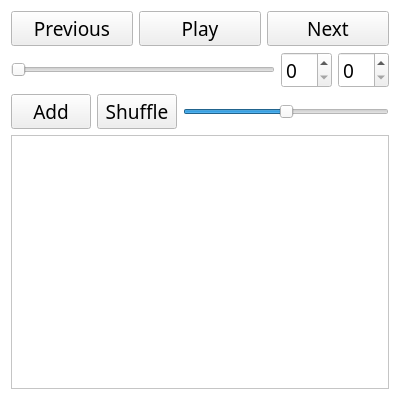
Qt form Vass_2/media_player.ui (fobannit-studio/Vass-2) before a commit.
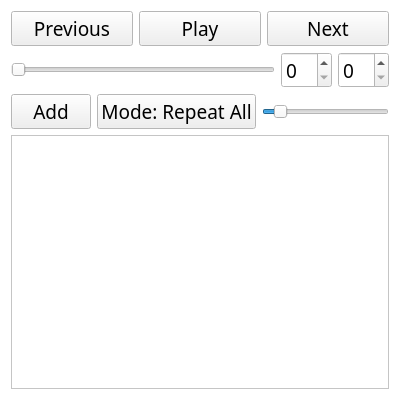
The same form after that commit.

What changed in the file:
```diff
--- a/Vass_2/media_player.ui
+++ b/Vass_2/media_player.ui
@@ -185,14 +185,14 @@
         </font>
        </property>
        <property name="text">
-        <string>Shuffle</string>
+        <string>Mode: Repeat All</string>
        </property>
       </widget>
      </item>
      <item>
       <widget class="QSlider" name="VolumeSlider">
        <property name="value">
-        <number>50</number>
+        <number>10</number>
        </property>
        <property name="orientation">
         <enum>Qt::Horizontal</enum>
```
Left out of the diff: 5 changed lines with no effect on the pictures.
